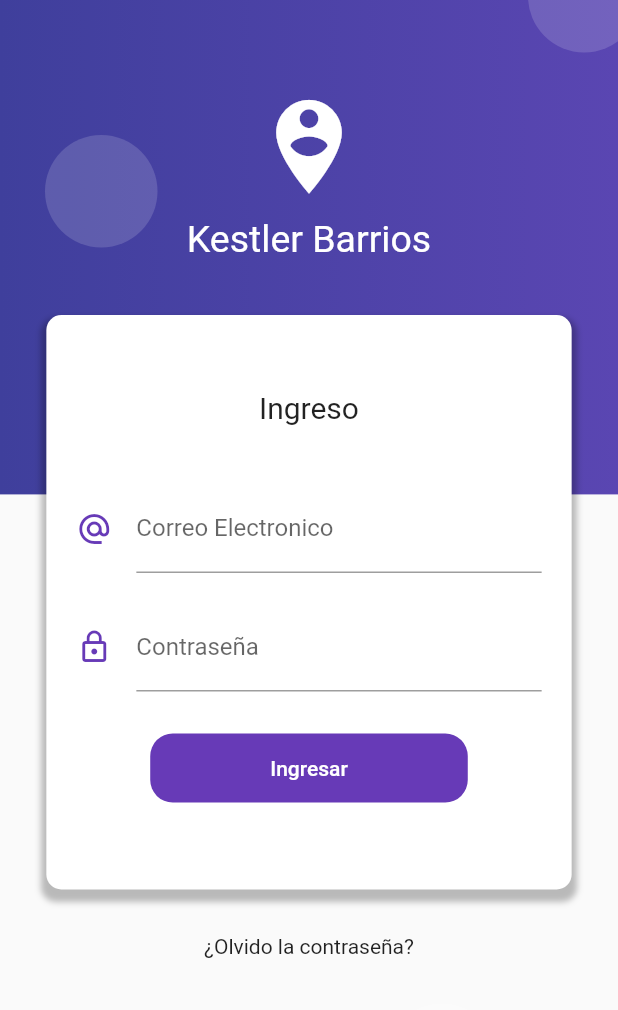
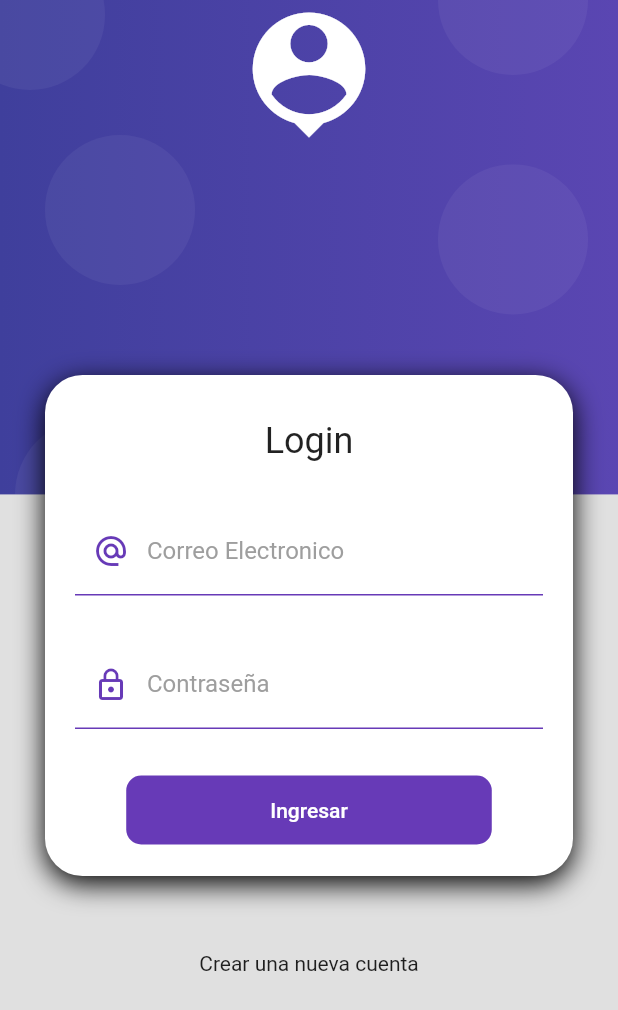
Before and after one commit to KestlerBarrios/FormValidationApp, a Flutter app: the screen it shows after launch, on a phone screen of 412 x 824 dp. Shown: the top 1010 px of the screen. Run offline on Flutter 3.47's test engine with Material 2 defaults, Android fonts, the phone set to English and light mode, and no system bars.

Commit message:
Reorganizacion de la aplicacion

```diff
--- a/lib/main.dart
+++ b/lib/main.dart
@@ -1,6 +1,5 @@
 import 'package:flutter/material.dart';
-import 'package:form_validation/src/screens/home_screen.dart';
-import 'package:form_validation/src/screens/login_screen.dart';
+import 'package:form_validation/src/screens/screens.dart';
 
 void main() => runApp(MyApp());
 
@@ -9,12 +8,15 @@ class MyApp extends StatelessWidget {
   Widget build(BuildContext context) {
     return MaterialApp(
       debugShowCheckedModeBanner: false,
-      title: 'Material App',
+      title: 'Productos App',
       initialRoute: '/login',
       routes: {
-        '/': (BuildContext context) => HomePage(),
-        '/login': (BuildContext context) => LoginPage(),
+        '/': (BuildContext context) => HomeScreen(),
+        '/login': (_) => LoginScreen(),
       },
+      theme: ThemeData.light().copyWith(
+        scaffoldBackgroundColor: Colors.grey[300],
+      ),
     );
   }
 }
--- a/lib/src/screens/home_screen.dart
+++ b/lib/src/screens/home_screen.dart
@@ -1,13 +1,14 @@
 import 'package:flutter/material.dart';
 
-class HomePage extends StatelessWidget {
+
+class HomeScreen extends StatelessWidget {
+
   @override
   Widget build(BuildContext context) {
     return Scaffold(
-      appBar: AppBar(
-        title: Text('Home Page'),
-      ),
-
-    );
+      body: Center(
+        child: Text('Home Screen'),
+     ),
+   );
   }
 }
--- a/lib/src/screens/login_screen.dart
+++ b/lib/src/screens/login_screen.dart
@@ -1,96 +1,97 @@
 import 'package:flutter/material.dart';
-import 'package:form_validation/src/widgets/background.dart';
-import 'package:form_validation/src/widgets/buttonCustom.dart';
+import 'package:form_validation/src/ui/input_decorations.dart';
+import 'package:form_validation/src/widgets/widgets.dart';
 
-class LoginPage extends StatelessWidget {
+class LoginScreen extends StatelessWidget {
   @override
   Widget build(BuildContext context) {
     return Scaffold(
-      body: Stack(
-        children: [
-          Background(),
-          _loginForm(context),
-        ],
-      ),
-    );
-  }
-
-  Widget _loginForm(BuildContext context) {
-    final size = MediaQuery.of(context).size;
-
-    return SingleChildScrollView(
+      body: AuthBackground(
+          child: SingleChildScrollView(
         child: Column(
           children: [
-          SafeArea(
-              child: Container(
-            height: 180,
-          )),
-          Container(
-            padding: EdgeInsets.symmetric(vertical: 50.0),
-            margin: EdgeInsets.symmetric(vertical: 30.0),
-            width: size.width * 0.85,
-            decoration: BoxDecoration(
-              color: Colors.white,
-              borderRadius: BorderRadius.circular(10),
-              boxShadow: [
-                BoxShadow(
-                  color: Colors.black26,
-                  blurRadius: 3.0,
-                  offset: Offset(0.0, 5.0),
-                  spreadRadius: 3.0,
+            SizedBox(
+              height: 250,
             ),
-              ],
-            ),
+            CardContainer(
               child: Column(
                 children: [
-                Text(
-                  'Ingreso',
-                  style: TextStyle(fontSize: 20.0),
-                ),
-                SizedBox(height: 40.0),
-                _crearEmail(),
-                _crearPassword(),
-                ButtonCustom()
+                  SizedBox(height: 10),
+                  Text('Login', style: Theme.of(context).textTheme.headline5),
+                  SizedBox(height: 30),
+                  LoginForm()
                 ],
               ),
             ),
-          Text('¿Olvido la contraseña?'),
-          SizedBox(
-            height: 100.0,
-          )
+            SizedBox(height: 50),
+            Text('Crear una nueva cuenta'),
+            SizedBox(height: 50)
           ],
         ),
+      )),
     );
   }
-
-  Widget _crearEmail() {
-    return Container(
-      padding: EdgeInsets.symmetric(horizontal: 20),
-      child: TextField(
-        keyboardType: TextInputType.emailAddress,
-        decoration: InputDecoration(
-            icon: Icon(
-              Icons.alternate_email,
-              color: Colors.deepPurple,
-            ),
-            labelText: 'Correo Electronico',
-            hintText: 'ejemplo@correo.com'),
-      ),
-    );
 }
 
-  Widget _crearPassword() {
+class LoginForm extends StatelessWidget {
+  @override
+  Widget build(BuildContext context) {
     return Container(
-      padding: EdgeInsets.symmetric(horizontal: 20, vertical: 20),
-      child: TextField(
+      child: Form(
+        // TODO: Mantener la referncia al key
+        autovalidateMode: AutovalidateMode.onUserInteraction,
+        child: Column(
+          children: [
+            TextFormField(
+              autocorrect: false,
+              keyboardType: TextInputType.emailAddress,
+              decoration: InputDecorations.authInputDecoration(
+                hintText: 'correo@gmail.com',
+                labelText: 'Correo Electronico',
+                prefixIcon: Icons.alternate_email,
+              ),
+              validator: (value) {
+                String pattern =
+                    r'^(([^<>()[\]\\.,;:\s@\"]+(\.[^<>()[\]\\.,;:\s@\"]+)*)|(\".+\"))@((\[[0-9]{1,3}\.[0-9]{1,3}\.[0-9]{1,3}\.[0-9]{1,3}\])|(([a-zA-Z\-0-9]+\.)+[a-zA-Z]{2,}))$';
+
+                RegExp regExp = new RegExp(pattern);
+                return regExp.hasMatch(value ?? '') ? null : 'Correo Invalido';
+              },
+            ),
+            SizedBox(height: 30),
+            TextFormField(
+              autocorrect: false,
               obscureText: true,
-        keyboardType: TextInputType.emailAddress,
-        decoration: InputDecoration(
-          icon: Icon(
-            Icons.lock_outline,
+              decoration: InputDecorations.authInputDecoration(
+                hintText: '*******',
+                labelText: 'Contraseña',
+                prefixIcon: Icons.lock_outline,
+              ),
+              validator: (value) {
+                return (value != null && value.length >= 6)
+                    ? null
+                    : 'Contraseña muy corta';
+              },
+            ),
+            SizedBox(height: 30),
+            MaterialButton(
+              shape: RoundedRectangleBorder(
+                  borderRadius: BorderRadius.circular(10)),
+              disabledColor: Colors.grey,
+              elevation: 0,
               color: Colors.deepPurple,
+              child: Container(
+                padding: EdgeInsets.symmetric(horizontal: 80, vertical: 15),
+                child: Text(
+                  'Ingresar',
+                  style: TextStyle(color: Colors.white),
                 ),
-          labelText: 'Contraseña',
+              ),
+              onPressed: () {
+                //TODO: LOGIN
+              },
+            ),
+          ],
         ),
       ),
     );
--- /dev/null
+++ b/lib/src/screens/screens.dart
@@ -0,0 +1,2 @@
+export 'package:form_validation/src/screens/login_screen.dart';
+export 'package:form_validation/src/screens/home_screen.dart';
--- /dev/null
+++ b/lib/src/ui/input_decorations.dart
@@ -0,0 +1,29 @@
+import 'package:flutter/material.dart';
+
+class InputDecorations {
+  static InputDecoration authInputDecoration({
+    @required String hintText,
+    @required String labelText,
+    IconData prefixIcon,
+  }) {
+    return InputDecoration(
+      enabledBorder: UnderlineInputBorder(
+        borderSide: BorderSide(color: Colors.deepPurple),
+      ),
+      focusedBorder: UnderlineInputBorder(
+        borderSide: BorderSide(
+          color: Colors.deepPurple,
+          width: 2,
+        ),
+      ),
+      hintText: hintText,
+      labelText: labelText,
+      labelStyle: TextStyle(
+        color: Colors.grey,
+      ),
+      prefixIcon: prefixIcon != null
+          ? Icon(prefixIcon, color: Colors.deepPurple)
+          : null,
+    );
+  }
+}
--- /dev/null
+++ b/lib/src/widgets/auth_background.dart
@@ -0,0 +1,86 @@
+import 'package:flutter/material.dart';
+
+class AuthBackground extends StatelessWidget {
+  final Widget child;
+
+  const AuthBackground({
+    Key key,
+    @required this.child,
+  }) : super(key: key);
+  @override
+  Widget build(BuildContext context) {
+    return Container(
+      width: double.infinity,
+      height: double.infinity,
+      child: Stack(
+        children: [
+          _PurpleBox(),
+          _HeaderIcon(),
+          this.child,
+        ],
+      ),
+    );
+  }
+}
+
+class _HeaderIcon extends StatelessWidget {
+  @override
+  Widget build(BuildContext context) {
+    return SafeArea(
+      child: Container(
+        width: double.infinity,
+        child: Icon(
+          Icons.person_pin,
+          color: Colors.white,
+          size: 100,
+        ),
+      ),
+    );
+  }
+}
+
+class _PurpleBox extends StatelessWidget {
+  @override
+  Widget build(BuildContext context) {
+    final size = MediaQuery.of(context).size;
+
+    return Container(
+      width: double.infinity,
+      height: size.height * 0.4,
+      decoration: _purpleBackground(),
+      child: Stack(
+        children: [
+          Positioned(child: _Bubble(), top: 90, left: 30),
+          Positioned(child: _Bubble(), top: -40, left: -30),
+          Positioned(child: _Bubble(), top: -50, right: 20),
+          Positioned(child: _Bubble(), bottom: -50, left: 10),
+          Positioned(child: _Bubble(), bottom: 120, right: 20),
+        ],
+      ),
+    );
+  }
+
+  BoxDecoration _purpleBackground() {
+    return BoxDecoration(
+      gradient: LinearGradient(
+        colors: [
+          Color.fromRGBO(63, 63, 156, 1),
+          Color.fromRGBO(90, 70, 178, 1)
+        ],
+      ),
+    );
+  }
+}
+
+class _Bubble extends StatelessWidget {
+  @override
+  Widget build(BuildContext context) {
+    return Container(
+      width: 100,
+      height: 100,
+      decoration: BoxDecoration(
+          borderRadius: BorderRadius.circular(100),
+          color: Color.fromRGBO(255, 255, 255, 0.05)),
+    );
+  }
+}
--- a/lib/src/widgets/background.dart
+++ /dev/null
@@ -1,59 +0,0 @@
-import 'package:flutter/material.dart';
-
-
-class Background extends StatelessWidget {
-
-  @override
-  Widget build(BuildContext context) {
-    final size = MediaQuery.of(context).size;
-
-    final _fondoMorado = Container(
-      height: size.height * 0.4,
-      width: double.infinity,
-      decoration: BoxDecoration(
-        gradient: LinearGradient(colors: [
-          Color.fromRGBO(63, 63, 156, 1),
-          Color.fromRGBO(90, 70, 178, 1),
-        ]),
-      ),
-    );
-    final circulo = Container(
-      width: 75,
-      height: 75,
-      decoration: BoxDecoration(
-        borderRadius: BorderRadius.circular(100),
-        color: Color.fromRGBO(255, 255, 255, 0.15),
-      ),
-    );
-
-    return Stack(
-      children: [
-        _fondoMorado,
-        Positioned(top: 90, left: 30, child: circulo),
-        Positioned(top: -40, right: -15, child: circulo),
-        Positioned(bottom: -25, right: -10, child: circulo),
-        Positioned(bottom: 80, right: 80, child: circulo),
-        Container(
-          padding: EdgeInsets.only(top: 60.0),
-          child: Column(
-            children: [
-              Icon(
-                Icons.person_pin_circle,
-                color: Colors.white,
-                size: 75.0,
-              ),
-              SizedBox(
-                height: 10,
-                width: double.infinity,
-              ),
-              Text(
-                'Kestler Barrios',
-                style: TextStyle(color: Colors.white, fontSize: 25.0),
-              )
-            ],
-          ),
-        )
-      ],
-    );
-  }
-}
--- /dev/null
+++ b/lib/src/widgets/card_container.dart
@@ -0,0 +1,36 @@
+import 'package:flutter/material.dart';
+
+class CardContainer extends StatelessWidget {
+  final Widget child;
+
+  const CardContainer({
+    Key key,
+    @required this.child,
+  }) : super(key: key);
+  @override
+  Widget build(BuildContext context) {
+    return Padding(
+      padding: EdgeInsets.symmetric(horizontal: 30),
+      child: Container(
+        width: double.infinity,
+        padding: EdgeInsets.all(20),
+        decoration: _shapeDecoration(),
+        child: this.child,
+      ),
+    );
+  }
+
+  BoxDecoration _shapeDecoration() {
+    return BoxDecoration(
+      color: Colors.white,
+      borderRadius: BorderRadius.circular(25),
+      boxShadow: [
+        BoxShadow(
+          color: Colors.black,
+          blurRadius: 15,
+          offset: Offset(0, 5),
+        ),
+      ],
+    );
+  }
+}
--- /dev/null
+++ b/lib/src/widgets/widgets.dart
@@ -0,0 +1,2 @@
+export 'package:form_validation/src/widgets/auth_background.dart';
+export 'package:form_validation/src/widgets/card_container.dart';
```
Lines whose indentation alone changed are shown as unchanged.
